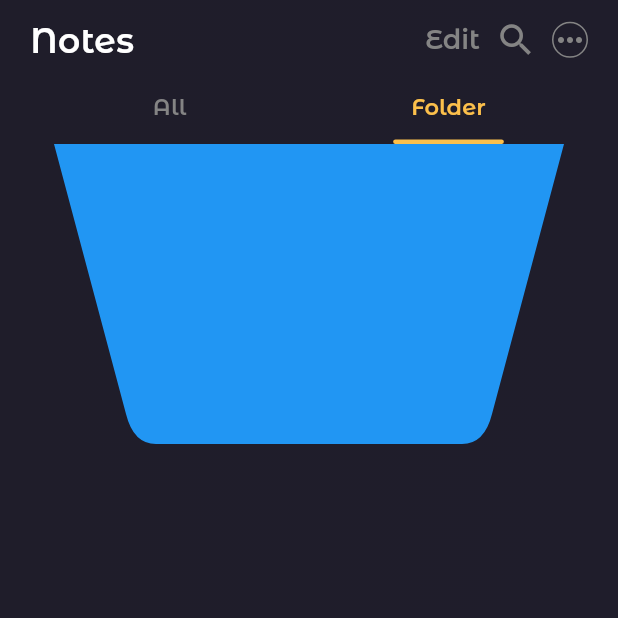
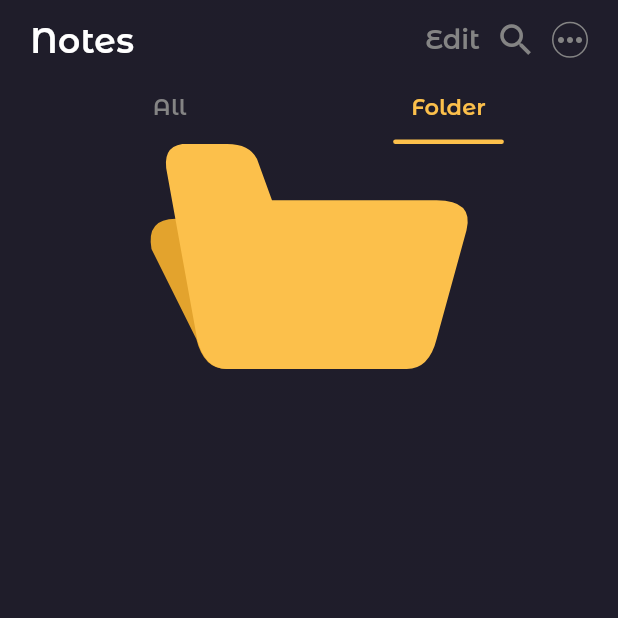
Before and after one commit to Brandon-RS/daily_notes, a Flutter app: the HomeScreen screen opened by its route, tab 2 chosen, on a phone screen of 412 x 824 dp, the top half of it. Run offline on Flutter 3.47's test engine with Material 2 defaults, Android fonts, the phone set to English and light mode, and no system bars; our stand-ins replace file_picker, flutter_svg, go_router, shared_preferences; accounts and stored records are empty; project files that could hold a hidden picture were left out.

Commit message:
feat: folder icon

```diff
--- a/lib/constants/color.constants.dart
+++ b/lib/constants/color.constants.dart
@@ -1,5 +1,6 @@
 import 'package:flutter/material.dart';
 
+// TODO(BRANDOM): Rename this class for something better.
 class DNDark {
   static Color mainColor = const Color(0xFF1f1d2a);
   static Color purpleLight = const Color(0xFFc097f8);
@@ -11,6 +12,10 @@ class DNDark {
   static Color white = const Color(0xFFffffff);
   static Color grey = const Color(0xFF848484);
   static Color yellow = const Color(0xFFfcc04b);
+  static Color darkYellow = const Color(0xFFE3A32D);
 
-  static List<Color> mainGradient = [const Color(0xFF1f1d2a), const Color(0xFF1f1d2b)];
+  static List<Color> mainGradient = [
+    const Color(0xFF1f1d2a),
+    const Color(0xFF1f1d2b),
+  ];
 }
--- a/lib/screens/home/views/folders.home.view.dart
+++ b/lib/screens/home/views/folders.home.view.dart
@@ -1,3 +1,5 @@
+import 'package:daily_notes/constants/color.constants.dart';
+import 'package:daily_notes/screens/home/widgets/folder_icon.widget.dart';
 import 'package:flutter/material.dart';
 
 class FoldersView extends StatelessWidget {
@@ -5,51 +7,13 @@ class FoldersView extends StatelessWidget {
 
   @override
   Widget build(BuildContext context) {
-    return Center(
-      child: SizedBox(
-        height: 200,
-        width: 340,
-        child: CustomPaint(
-          painter: PT(),
+    return Column(
+      children: [
+        FolderIcon(
+          backColor: DNDark.darkYellow,
+          frontColor: DNDark.yellow,
         ),
-      ),
+      ],
     );
   }
 }
-
-class PT extends CustomPainter {
-  @override
-  void paint(Canvas canvas, Size size) {
-    Paint paint = Paint()
-      ..color = Colors.blue
-      ..style = PaintingStyle.fill;
-
-    double radius = 20;
-
-    Path path = Path()
-      ..moveTo(0, 0)
-      ..lineTo(size.width * .2 - radius, size.height - radius)
-      ..quadraticBezierTo(
-        size.width * .2 - 15,
-        size.height,
-        size.width * .2,
-        size.height,
-      )
-      ..lineTo(size.width * .8, size.height)
-      ..quadraticBezierTo(
-        size.width * .8 + 15,
-        size.height,
-        size.width * .8 + radius,
-        size.height - radius,
-      )
-      ..lineTo(size.width, 0)
-      ..close();
-
-    canvas.drawPath(path, paint);
-  }
-
-  @override
-  bool shouldRepaint(covariant CustomPainter oldDelegate) {
-    return false;
-  }
-}
--- /dev/null
+++ b/lib/screens/home/widgets/folder_icon.widget.dart
@@ -0,0 +1,173 @@
+import 'package:flutter/material.dart';
+
+class FolderIcon extends StatelessWidget {
+  const FolderIcon({
+    super.key,
+    required this.backColor,
+    required this.frontColor,
+    this.height,
+    this.width,
+  });
+
+  final Color backColor;
+  final Color frontColor;
+  final double? height;
+  final double? width;
+
+  @override
+  Widget build(BuildContext context) {
+    double localHeight = 150;
+    double localWidth = 210;
+    return SizedBox(
+      height: height,
+      width: width,
+      child: FittedBox(
+        fit: BoxFit.contain,
+        child: SizedBox(
+          height: localHeight,
+          width: localWidth,
+          child: Stack(
+            children: [
+              Positioned(
+                bottom: 0,
+                child: SizedBox(
+                  height: (localHeight / 3) * 2,
+                  width: localWidth - (localWidth / 20),
+                  child: CustomPaint(
+                    painter: FolderBack(color: backColor),
+                  ),
+                ),
+              ),
+              Positioned(
+                left: (localWidth / 20),
+                child: SizedBox(
+                  height: localHeight,
+                  width: localWidth - (localWidth / 20),
+                  child: CustomPaint(
+                    painter: FolderFront(color: frontColor),
+                  ),
+                ),
+              ),
+            ],
+          ),
+        ),
+      ),
+    );
+  }
+}
+
+class FolderBack extends CustomPainter {
+  const FolderBack({required this.color});
+
+  final Color color;
+
+  @override
+  void paint(Canvas canvas, Size size) {
+    Paint paint = Paint()
+      ..color = color
+      ..style = PaintingStyle.fill;
+
+    double radius = 20;
+
+    Path path = Path()
+      ..moveTo(0, radius)
+      ..lineTo(size.width * .25 - radius, size.height - radius)
+      ..quadraticBezierTo(
+        size.width * .25 - 15,
+        size.height,
+        size.width * .25,
+        size.height,
+      )
+      ..lineTo(size.width * .75, size.height)
+      ..quadraticBezierTo(
+        size.width * .75 + 15,
+        size.height,
+        size.width * .75 + radius,
+        size.height - radius,
+      )
+      ..lineTo(size.width, radius)
+      ..quadraticBezierTo(
+        size.width + 4,
+        -2,
+        size.width - radius,
+        0,
+      )
+      ..lineTo(radius, 0)
+      ..quadraticBezierTo(
+        -4,
+        -2,
+        0,
+        radius,
+      )
+      ..close();
+
+    canvas.drawPath(path, paint);
+  }
+
+  @override
+  bool shouldRepaint(covariant CustomPainter oldDelegate) {
+    return false;
+  }
+}
+
+class FolderFront extends CustomPainter {
+  const FolderFront({required this.color});
+
+  final Color color;
+
+  @override
+  void paint(Canvas canvas, Size size) {
+    Paint paint = Paint()
+      ..color = color
+      ..style = PaintingStyle.fill;
+
+    double radius = 20;
+
+    Path path = Path()
+      ..moveTo(0, radius)
+      ..lineTo(size.width * .2 - radius, size.height - radius)
+      ..quadraticBezierTo(
+        size.width * .2 - 15,
+        size.height,
+        size.width * .2,
+        size.height,
+      )
+      ..lineTo(size.width * .8, size.height)
+      ..quadraticBezierTo(
+        size.width * .8 + 15,
+        size.height,
+        size.width * .8 + radius,
+        size.height - radius,
+      )
+      ..lineTo(size.width, size.height * .25 + radius)
+      ..quadraticBezierTo(
+        size.width + 5,
+        size.height * .25,
+        size.width - radius,
+        size.height * .25,
+      )
+      ..lineTo(size.width * .35, size.height * .25)
+      ..lineTo(size.width * .3, radius / 2)
+      ..quadraticBezierTo(
+        size.width * .3 - 5,
+        0,
+        size.width * .3 - radius,
+        0,
+      )
+      ..lineTo(radius / 2, 0)
+      ..quadraticBezierTo(
+        radius / 2 - 14,
+        2,
+        0,
+        radius,
+      )
+      ..close();
+
+    canvas.drawPath(path, paint);
+  }
+
+  @override
+  bool shouldRepaint(covariant CustomPainter oldDelegate) {
+    return false;
+  }
+}
```
